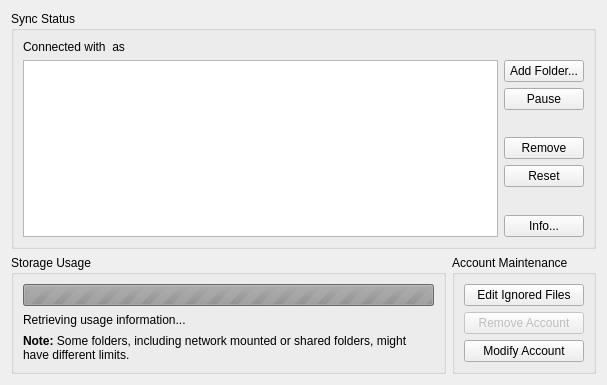
The window that src/mirall/accountsettings.ui (GrossLukas/client) describes before a commit, drawn with Qt 5.
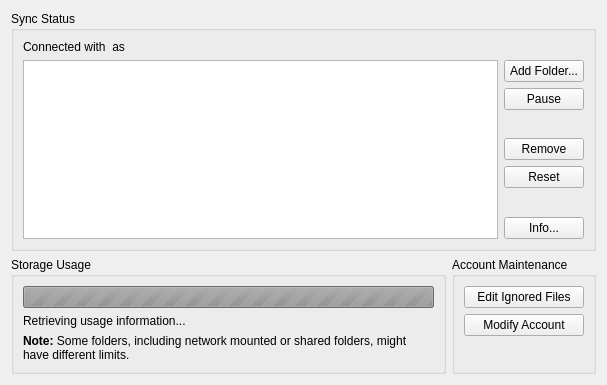
The same window after the commit.

Commit message:
Remove the 'Remove Account' button
It is not doing anything right now, and we have no plans to implement it
in a short future

Fix Issue #866

```diff
--- a/src/mirall/accountsettings.ui
+++ b/src/mirall/accountsettings.ui
@@ -30,16 +30,6 @@
         </property>
        </widget>
       </item>
-      <item>
-       <widget class="QPushButton" name="removeAccountButton">
-        <property name="enabled">
-         <bool>false</bool>
-        </property>
-        <property name="text">
-         <string>Remove Account</string>
-        </property>
-       </widget>
-      </item>
       <item>
        <widget class="QPushButton" name="modifyAccountButton">
         <property name="text">
@@ -47,6 +37,19 @@
         </property>
        </widget>
       </item>
+      <item>
+       <spacer name="verticalSpacer">
+        <property name="orientation">
+         <enum>Qt::Vertical</enum>
+        </property>
+        <property name="sizeHint" stdset="0">
+         <size>
+          <width>20</width>
+          <height>40</height>
+         </size>
+        </property>
+       </spacer>
+      </item>
      </layout>
     </widget>
    </item>
```
